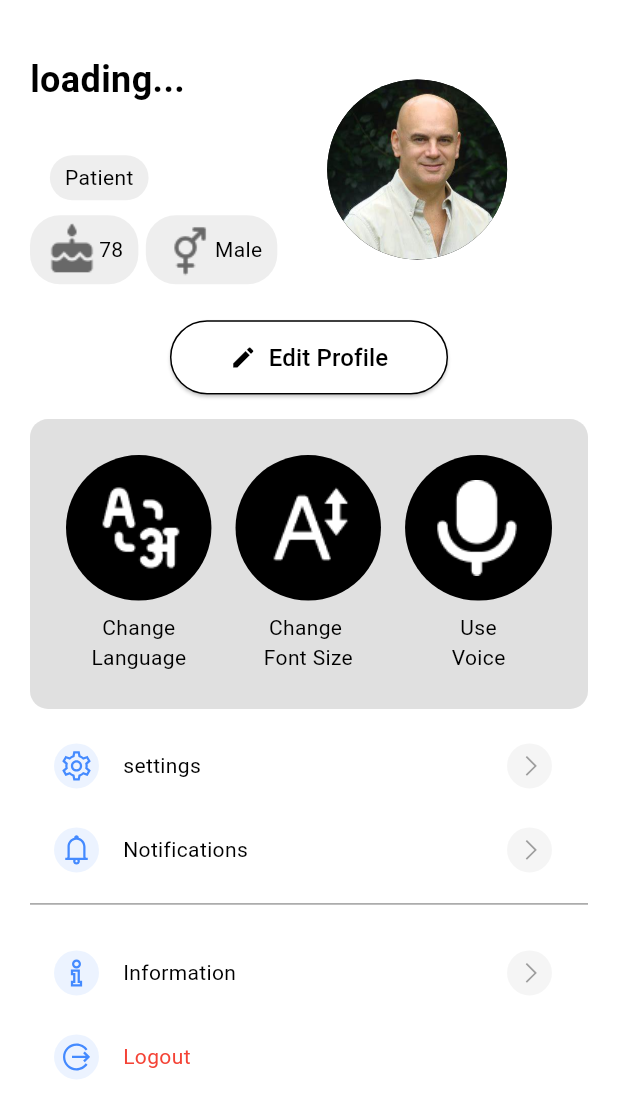
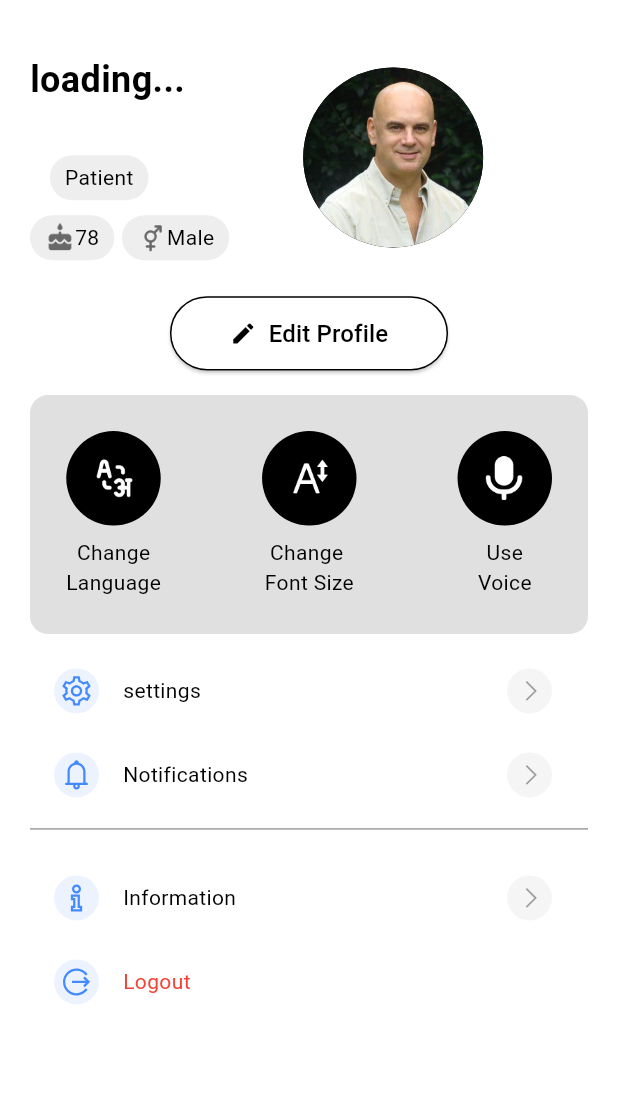
Before and after one commit to YuvrajSingh3110/memento, a Flutter app: the ProfilePatient screen opened directly, on a phone screen of 412 x 824 dp. Shown: the top 1118 px of the screen. Run offline on Flutter 3.47's test engine with Material 3 defaults, Android fonts, the phone set to English and light mode, and no system bars; our stand-ins replace cloud_firestore, firebase_auth, firebase_core, flutter_tts, google_maps_flutter, google_nav_bar and 7 more; missing offline and left inert: flutter_barcode_scanner, flutter_phone_direct_caller, flutter_polyline_points, flutter_sms_android, syncfusion_flutter_core; accounts and stored records are empty.

Commit message:
final commit

```diff
--- a/frontend/memento/lib/model/event.dart
+++ b/frontend/memento/lib/model/event.dart
@@ -7,7 +7,7 @@ class Event {
   final String? desc;
   final DateTime from;
   final DateTime to;
-  final GeoPoint position;
+  final GeoPoint position = const GeoPoint(23.209915077246425, 72.58477158844471);
   final Color bgColor;
   final bool isAllDay;
 
@@ -16,9 +16,8 @@ class Event {
       this.desc,
       required this.from,
       required this.to,
-      required this.position,
       this.bgColor = Colors.lightBlueAccent,
-      this.isAllDay = false});
+      this.isAllDay = false, required position});
 
   factory Event.fromMap(Map<String, dynamic> map, String id) {
     return Event(
--- a/frontend/memento/lib/services/provider/provider.dart
+++ b/frontend/memento/lib/services/provider/provider.dart
@@ -79,8 +79,8 @@ class EventProvider extends ChangeNotifier {
 
   Future<List<Event>?> fetchEvents() async {
     try {
-      final QuerySnapshot eventSnapshot = await FirebaseFirestore.instance.collection("patient").doc(user.currentUser!.uid).collection("event").get();
-      List<String> eventIDs = eventSnapshot.docs.map((doc) => doc).cast<String>().toList();
+      final QuerySnapshot<Map<String, dynamic>> eventSnapshot = await FirebaseFirestore.instance.collection("patient").doc(user.currentUser!.uid).collection("event").get();
+      List<String> eventIDs = eventSnapshot.docs.map((doc) => doc.id).toList();
       final List<Event> fetchedEvents = await _fetchEventsDetails(eventIDs);
       print("fetchedEvents $fetchedEvents");
       //_events = fetchedEvents;
--- a/frontend/memento/lib/views/auth/login.dart
+++ b/frontend/memento/lib/views/auth/login.dart
@@ -222,10 +222,11 @@ class _LoginState extends State<Login> {
   }
 
   void route() async{
-    String? role = await LocalDb.getRole();
+    String role = "Parent";
+    role = (await LocalDb.getRole())!;
     User? user = FirebaseAuth.instance.currentUser;
     var kk = FirebaseFirestore.instance
-        .collection(role!.toLowerCase())
+        .collection(role.toLowerCase())
         .doc(user!.uid)
         .get()
         .then((DocumentSnapshot documentSnapshot) {
--- a/frontend/memento/lib/views/patient/profilePatient.dart
+++ b/frontend/memento/lib/views/patient/profilePatient.dart
@@ -2,7 +2,9 @@ import 'package:cloud_firestore/cloud_firestore.dart';
 import 'package:firebase_auth/firebase_auth.dart';
 import 'package:flutter/material.dart';
 import 'package:line_awesome_flutter/line_awesome_flutter.dart';
+import 'package:url_launcher/url_launcher.dart';
 import '../../services/localDb/localDb.dart';
+import '../../widgets/safeWebView.dart';
 import '../auth/login.dart';
 
 class ProfilePatient extends StatefulWidget {
@@ -16,6 +18,7 @@ class _ProfileScreenState extends State<ProfilePatient> {
   String? userName = "loading...";
   String? userEmail = "";
   String? phoneNumber = "";
+  final Uri _url = Uri.parse('https://prairie-polonium-b69.notion.site/A-small-problem-summary-research-on-Dementia-patients-and-on-their-symptom-of-forgetting-their-way-w-0aff6faa473e4ac5bb14a08b7b3f97f5');
 
   @override
   void initState() {
@@ -25,8 +28,11 @@ class _ProfileScreenState extends State<ProfilePatient> {
 
   Future<void> _handleLogout() async {
     try {
-      await LocalDb.clearUserData(); // Clears user data from SharedPreferences
-      Navigator.pushReplacement(context, MaterialPageRoute(builder: (context)=>Login())); // Navigate to the login screen
+      //await LocalDb.clearUserData(); // Clears user data from SharedPreferences
+      Navigator.pushReplacement(
+          context,
+          MaterialPageRoute(
+              builder: (context) => Login())); // Navigate to the login screen
     } catch (e) {
       print("Error during logout: $e");
     }
@@ -39,7 +45,11 @@ class _ProfileScreenState extends State<ProfilePatient> {
       // Use the user's UID to fetch additional data from Firestore
       String? role = await LocalDb.getRole();
 
-      DocumentSnapshot<Map<String, dynamic>> userData = await FirebaseFirestore.instance.collection(role!.toLowerCase()).doc(user.uid).get();
+      DocumentSnapshot<Map<String, dynamic>> userData = await FirebaseFirestore
+          .instance
+          .collection(role!.toLowerCase())
+          .doc(user.uid)
+          .get();
 
       setState(() {
         userName = userData['name'];
@@ -48,12 +58,20 @@ class _ProfileScreenState extends State<ProfilePatient> {
       });
     }
   }
+
   String capitalizeFirstLetter(String input) {
     if (input.isEmpty) {
       return input;
     }
     return input[0].toUpperCase() + input.substring(1);
   }
+
+  Future<void> _launchUrl() async {
+    if (!await launchUrl(_url)) {
+      throw Exception('Could not launch $_url');
+    }
+  }
+
   @override
   Widget build(BuildContext context) {
     var height = MediaQuery.of(context).size.height;
@@ -112,7 +130,9 @@ class _ProfileScreenState extends State<ProfilePatient> {
                               phoneNumber ?? "No phone number",
                               style: const TextStyle(fontSize: 18),
                             ),
-                              SizedBox(width: width*0.02,),
+                            SizedBox(
+                              width: width * 0.02,
+                            ),
                             Container(
                               padding: EdgeInsets.symmetric(
                                   horizontal: 10, vertical: 5),
@@ -130,13 +150,11 @@ class _ProfileScreenState extends State<ProfilePatient> {
                               ),
                             )
                           ],
-
                         ),
                         const SizedBox(
                           width: 5,
                           height: 10,
                         ),
-
                         Row(
                           children: [
                             Container(
@@ -150,7 +168,8 @@ class _ProfileScreenState extends State<ProfilePatient> {
                               ),
                               child: Row(
                                 children: [
-                                    Image.asset("assets/icons/cake.png"),
+                                  Image.asset("assets/icons/cake.png",
+                                      height: 20, width: 20),
                                   Text(
                                     "78",
                                     style: TextStyle(
@@ -160,7 +179,10 @@ class _ProfileScreenState extends State<ProfilePatient> {
                                 ],
                               ),
                             ),
-                              const SizedBox(width: 5, height: 10,),
+                            const SizedBox(
+                              width: 5,
+                              height: 10,
+                            ),
                             Container(
                               padding: EdgeInsets.symmetric(
                                   horizontal: 10, vertical: 5),
@@ -170,11 +192,10 @@ class _ProfileScreenState extends State<ProfilePatient> {
                                 borderRadius: BorderRadius.circular(
                                     20), // Circular border radius
                               ),
-                                child:
-
-                                Row(
+                              child: Row(
                                 children: [
-                                    Image.asset("assets/icons/gender.png"),
+                                  Image.asset("assets/icons/gender.png",
+                                      height: 20, width: 20),
                                   Text(
                                     "Male",
                                     style: TextStyle(
@@ -237,7 +258,6 @@ class _ProfileScreenState extends State<ProfilePatient> {
                     ),
                   ),
                 ),
-
                 style: ButtonStyle(
                   backgroundColor: MaterialStateProperty.resolveWith<Color>(
                       (Set<MaterialState> states) {
@@ -284,9 +304,8 @@ class _ProfileScreenState extends State<ProfilePatient> {
                             borderRadius: BorderRadius.circular(
                                 50), // Circular border radius
                           ),
-                          child:
-                          Image.asset("assets/icons/language.png")
-                        ),
+                          child: Image.asset("assets/icons/language.png",
+                              height: 30, width: 30)),
                       SizedBox(height: height * 0.01),
                       Text("Change"),
                       Text("Language")
@@ -303,10 +322,8 @@ class _ProfileScreenState extends State<ProfilePatient> {
                             borderRadius: BorderRadius.circular(
                                 50), // Circular border radius
                           ),
-                          child:
-                          Image.asset("assets/icons/fontsize.png")
-
-                        ),
+                          child: Image.asset("assets/icons/fontsize.png",
+                              height: 30, width: 30)),
                       SizedBox(height: height * 0.01),
                       Text("Change "),
                       Text("Font Size"),
@@ -323,9 +340,8 @@ class _ProfileScreenState extends State<ProfilePatient> {
                             borderRadius: BorderRadius.circular(
                                 50), // Circular border radius
                           ),
-                          child:
-                          Image.asset("assets/icons/voice.png")
-                        ),
+                          child: Image.asset("assets/icons/voice.png",
+                              height: 30, width: 30)),
                       SizedBox(height: height * 0.01),
                       Text("Use"),
                       Text("Voice"),
@@ -338,9 +354,7 @@ class _ProfileScreenState extends State<ProfilePatient> {
             // Add more Text widgets for other user details if needed
             const SizedBox(height: 10),
             MenuItemWidget(
-                  title: "settings",
-                  icon: LineAwesomeIcons.cog,
-                  onPress: () {}),
+                title: "settings", icon: LineAwesomeIcons.cog, onPress: () {}),
             MenuItemWidget(
                 title: "Notifications",
                 icon: LineAwesomeIcons.bell,
@@ -352,7 +366,15 @@ class _ProfileScreenState extends State<ProfilePatient> {
             MenuItemWidget(
                 title: "Information",
                 icon: LineAwesomeIcons.info,
-                  onPress: () {}),
+                onPress: () {
+                  _launchUrl();
+                  // Navigator.push(
+                  //     context,
+                  //     MaterialPageRoute(
+                  //         builder: (context) => SafeWebView(
+                  //               url: "https://prairie-polonium-b69.notion.site/A-small-problem-summary-research-on-Dementia-patients-and-on-their-symptom-of-forgetting-their-way-w-0aff6faa473e4ac5bb14a08b7b3f97f5"
+                  //             )));
+                }),
             MenuItemWidget(
               title: "Logout",
               textColor: Colors.red,
@@ -373,7 +395,7 @@ class MenuItemWidget extends StatelessWidget {
     required this.title,
     required this.icon,
     required this.onPress,
-    this.endIcon=true,
+    this.endIcon = true,
     this.textColor,
   }) : super(key: key);
 
@@ -403,19 +425,20 @@ class MenuItemWidget extends StatelessWidget {
         title,
         style: Theme.of(context).textTheme.bodyMedium?.apply(color: textColor),
       ),
-      trailing: endIcon? Container(
+      trailing: endIcon
+          ? Container(
               width: 30,
               height: 30,
               decoration: BoxDecoration(
                 borderRadius: BorderRadius.circular(100),
                 color: Colors.grey.withOpacity(0.1),
               ),
-          child: const Icon(LineAwesomeIcons.angle_right, size: 18, color: Colors.grey)):null,
+              child: const Icon(LineAwesomeIcons.angle_right,
+                  size: 18, color: Colors.grey))
+          : null,
     );
   }
 }
-
-
 
 class EditProfileScreen extends StatefulWidget {
   final String userName;
@@ -488,8 +511,6 @@ class _EditProfileScreenState extends State<EditProfileScreen> {
   }
 
   Future<void> _handleSave() async {
-
-
     // Validate phone number
     if (!isValidPhoneNumber(phoneController.text)) {
       setState(() {
@@ -503,7 +524,10 @@ class _EditProfileScreenState extends State<EditProfileScreen> {
 
     if (user != null) {
       try {
-        await FirebaseFirestore.instance.collection('patient').doc(user.uid).update({
+        await FirebaseFirestore.instance
+            .collection('patient')
+            .doc(user.uid)
+            .update({
           'name': nameController.text,
           'phone': phoneController.text,
         });
@@ -521,7 +545,6 @@ class _EditProfileScreenState extends State<EditProfileScreen> {
     }
   }
 
-
   bool isValidPhoneNumber(String phoneNumber) {
     // Add your phone number validation logic using regex
     // Here, I'm using a simple regex for demonstration purposes
--- a/frontend/memento/lib/widgets/bottomNavBar.dart
+++ b/frontend/memento/lib/widgets/bottomNavBar.dart
@@ -1,6 +1,7 @@
 import 'package:flutter/cupertino.dart';
 import 'package:flutter/material.dart';
 import 'package:google_nav_bar/google_nav_bar.dart';
+import 'package:line_awesome_flutter/line_awesome_flutter.dart';
 import 'package:memento/views/parent/mapScreen.dart';
 import 'package:memento/views/patient/chatBot.dart';
 import 'package:memento/views/patient/mapscreenpatient.dart';
@@ -97,8 +98,8 @@ class _BottomNavBarState extends State<BottomNavBar> {
                   GButton(
                     iconSize: _selectedIndex != 0 ? 28 : 25,
                     icon: _selectedIndex == 0
-                        ? CupertinoIcons.home
-                        : CupertinoIcons.home,
+                        ? LineAwesomeIcons.home
+                        : LineAwesomeIcons.home,
                     text: 'Home',
                   ),
                   GButton(
--- a/frontend/memento/lib/widgets/taskWidget.dart
+++ b/frontend/memento/lib/widgets/taskWidget.dart
@@ -1,5 +1,6 @@
 import 'package:memento/model/eventDataSource.dart';
 import 'package:flutter/material.dart';
+import 'package:memento/views/patient/showEvents.dart';
 import 'package:provider/provider.dart';
 import 'package:syncfusion_flutter_calendar/calendar.dart';
 import 'package:syncfusion_flutter_core/theme.dart';
@@ -43,7 +44,8 @@ class _TaskWidgetState extends State<TaskWidget> {
         onTap: (details) {
           if(details.appointments == null) return;
           final event = details.appointments!.first;
-          Navigator.push(context, MaterialPageRoute(builder: (context) => EventViewing(event: event),));
+          //Navigator.push(context, MaterialPageRoute(builder: (context) => EventViewing(event: event),));
+          Navigator.push(context, MaterialPageRoute(builder: (context) => ShowEvents(),));
         },
       )
     );
--- a/frontend/memento/pubspec.yaml
+++ b/frontend/memento/pubspec.yaml
@@ -58,6 +58,7 @@ dependencies:
   syncfusion_flutter_calendar: any
   syncfusion_flutter_core: any
   intl: any
+  webview_flutter: ^3.0.4
 
 dev_dependencies:
   flutter_test:
```
Also changed, not shown: frontend/memento/lib/views/patient/mapscreenpatient.dart (+20 -21 lines), frontend/memento/lib/views/patient/showEvents.dart (added, +89 -0 lines), frontend/memento/lib/widgets/customDrawer.dart (+7 -3 lines), frontend/memento/lib/widgets/safeWebView.dart (added, +15 -0 lines). Lines whose indentation alone changed are shown as unchanged.
